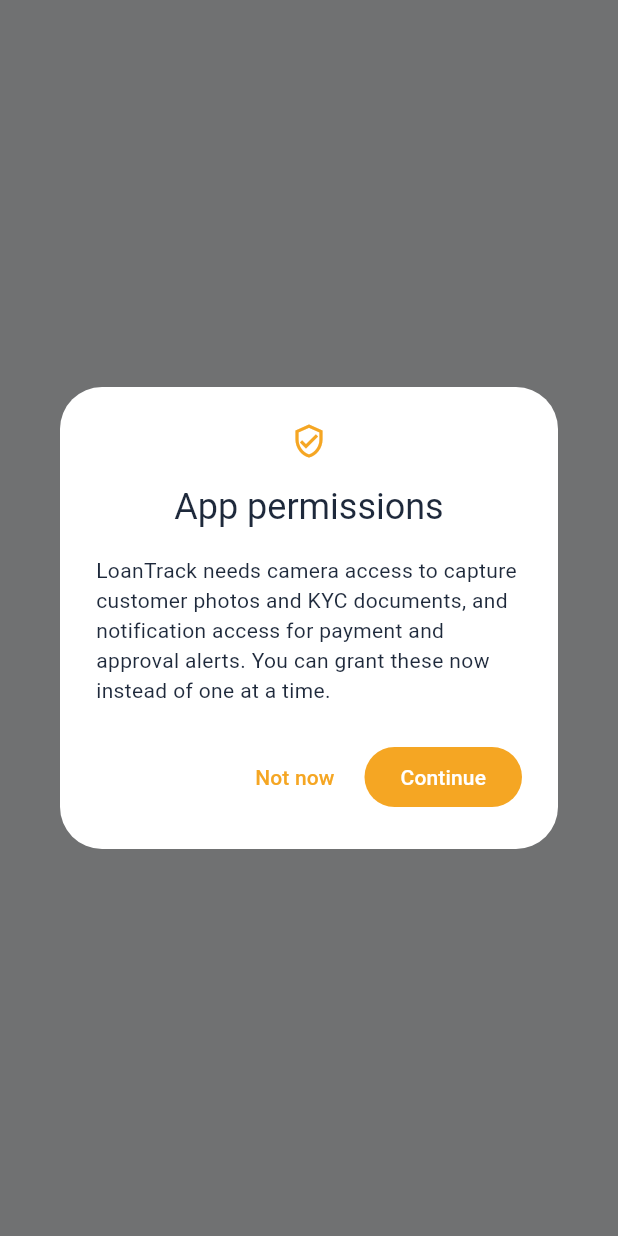
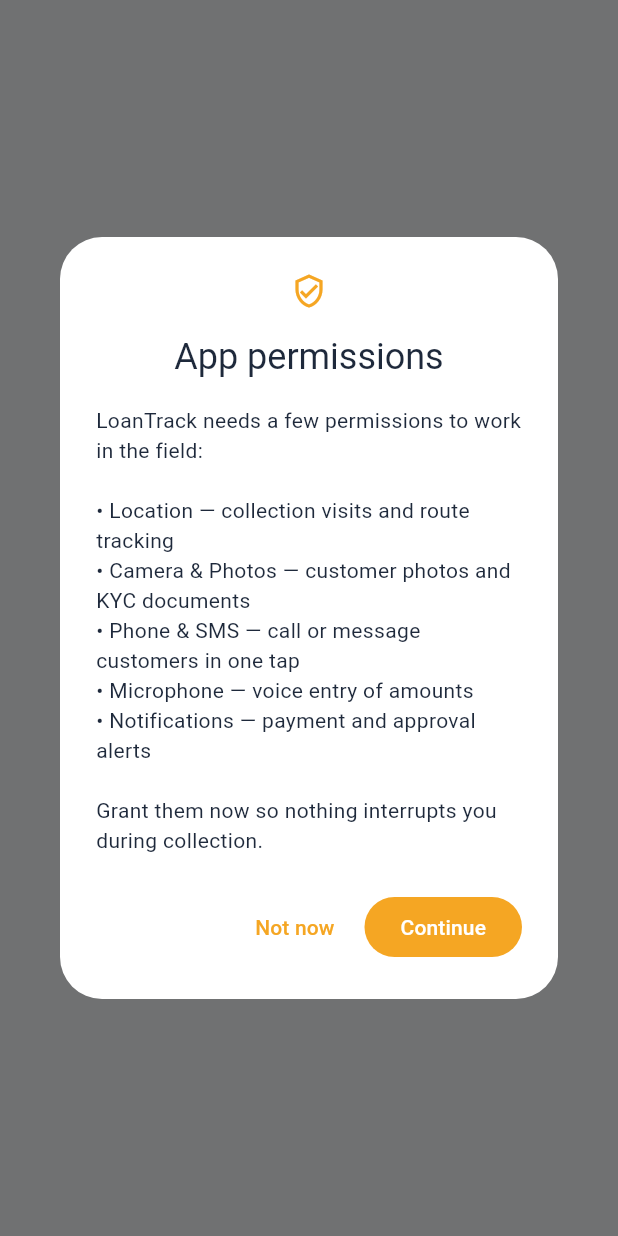
Before and after one commit to nandha3d/loanapp, a Flutter app: what maybeRequestCorePermissions() shows on an empty page, opened directly, on a phone screen of 412 x 824 dp. Run offline on Flutter 3.47's test engine with Material 3 defaults, Android fonts, the phone set to English and light mode, and no system bars; our stand-ins replace connectivity_plus, dio, firebase_core, firebase_messaging, fl_chart, flutter_map and 17 more; missing offline and left inert: mobile_scanner; accounts and stored records are empty; network calls fail; project files that could hold a hidden picture were left out.

Commit message:
feat(mobile): request the full permission set up front on first run
First-login prompt now covers location, camera, photos/storage, phone,
SMS, microphone and notifications in one pass (was camera+notifications
only); agents still get the separate "allow all the time" location
upgrade right after. Seen-key bumped to v2 so existing installs get one
re-prompt with the complete list.

Manifest adds CALL_PHONE / SEND_SMS / READ_PHONE_STATE and scoped media +
legacy storage permissions. NOTE: SEND_SMS/CALL_PHONE violate Google
Play's SMS & Call Log policy — fine for direct-APK distribution, must be
stripped if the app ever ships via Play.

Co-Authored-By: Claude Fable 5 <noreply@anthropic.com>

```diff
--- a/mobile/lib/features/onboarding/location_permission_overlay.dart
+++ b/mobile/lib/features/onboarding/location_permission_overlay.dart
@@ -9,13 +9,16 @@ import 'package:loantrack/core/theme/app_colors.dart';
 
 const _kPrefsBox = 'prefs';
 const _kAskedKey = 'location_always_prompt_seen_v1';
-const _kCoreAskedKey = 'core_permissions_prompt_seen_v1';
+// v2: expanded from camera+notifications to the FULL permission set, so
+// existing installs get one re-prompt with the complete list.
+const _kCoreAskedKey = 'core_permissions_prompt_seen_v2';
 
 /// One-time, every-role prompt (shown once after first login) that requests
-/// the app's other runtime permissions up front — camera (customer/KYC photo
-/// capture) and notifications — instead of only asking contextually the
-/// first time each feature is used. Declining any of them doesn't block the
-/// app; those features just re-prompt (or silently no-op) when used later.
+/// ALL the app's runtime permissions up front — location, camera, photos/
+/// storage, phone, SMS, microphone (voice entry) and notifications — instead
+/// of asking contextually the first time each feature is used. Declining any
+/// of them doesn't block the app; those features just re-prompt (or silently
+/// no-op) when used later.
 Future<void> maybeRequestCorePermissions(BuildContext context) async {
   final box = Hive.isBoxOpen(_kPrefsBox)
       ? Hive.box<dynamic>(_kPrefsBox)
@@ -32,9 +35,13 @@ Future<void> maybeRequestCorePermissions(BuildContext context) async {
           icon: Icon(Icons.verified_user_outlined, color: AppColors.primary),
           title: const Text('App permissions'),
           content: const Text(
-            'LoanTrack needs camera access to capture customer photos and KYC '
-            'documents, and notification access for payment and approval '
-            'alerts. You can grant these now instead of one at a time.',
+            'LoanTrack needs a few permissions to work in the field:\n\n'
+            '• Location — collection visits and route tracking\n'
+            '• Camera & Photos — customer photos and KYC documents\n'
+            '• Phone & SMS — call or message customers in one tap\n'
+            '• Microphone — voice entry of amounts\n'
+            '• Notifications — payment and approval alerts\n\n'
+            'Grant them now so nothing interrupts you during collection.',
           ),
           actions: [
             TextButton(
@@ -51,7 +58,17 @@ Future<void> maybeRequestCorePermissions(BuildContext context) async {
       false;
   if (!proceed) return;
 
+  // Sequential — Android shows one system sheet per permission group.
+  // While-in-use location first (agents get the separate "all the time"
+  // upgrade flow right after this, see maybeRequestAlwaysLocation).
+  await Permission.locationWhenInUse.request();
   await Permission.camera.request();
+  // Android 13+ scoped photos; older versions fall back to storage.
+  await Permission.photos.request();
+  await Permission.storage.request();
+  await Permission.phone.request();
+  await Permission.sms.request();
+  await Permission.microphone.request();
   await Permission.notification.request();
 }
 
```
Also changed, not shown: 1 other file.
